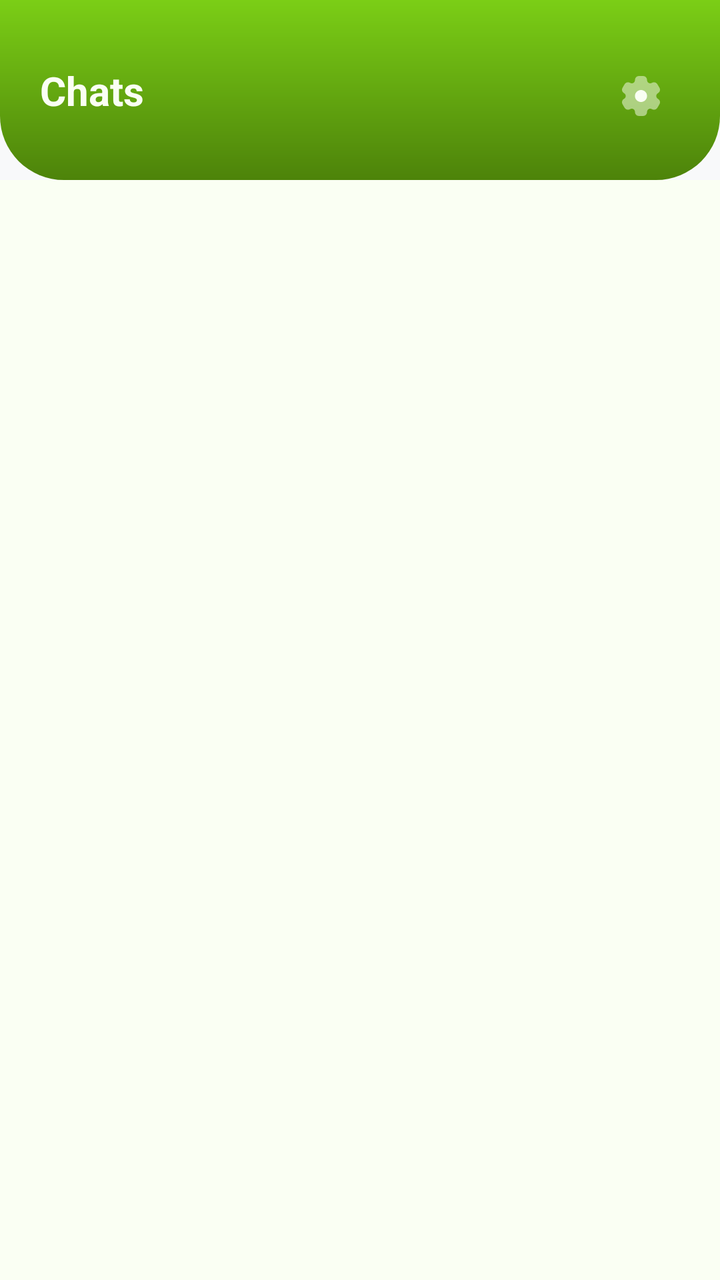
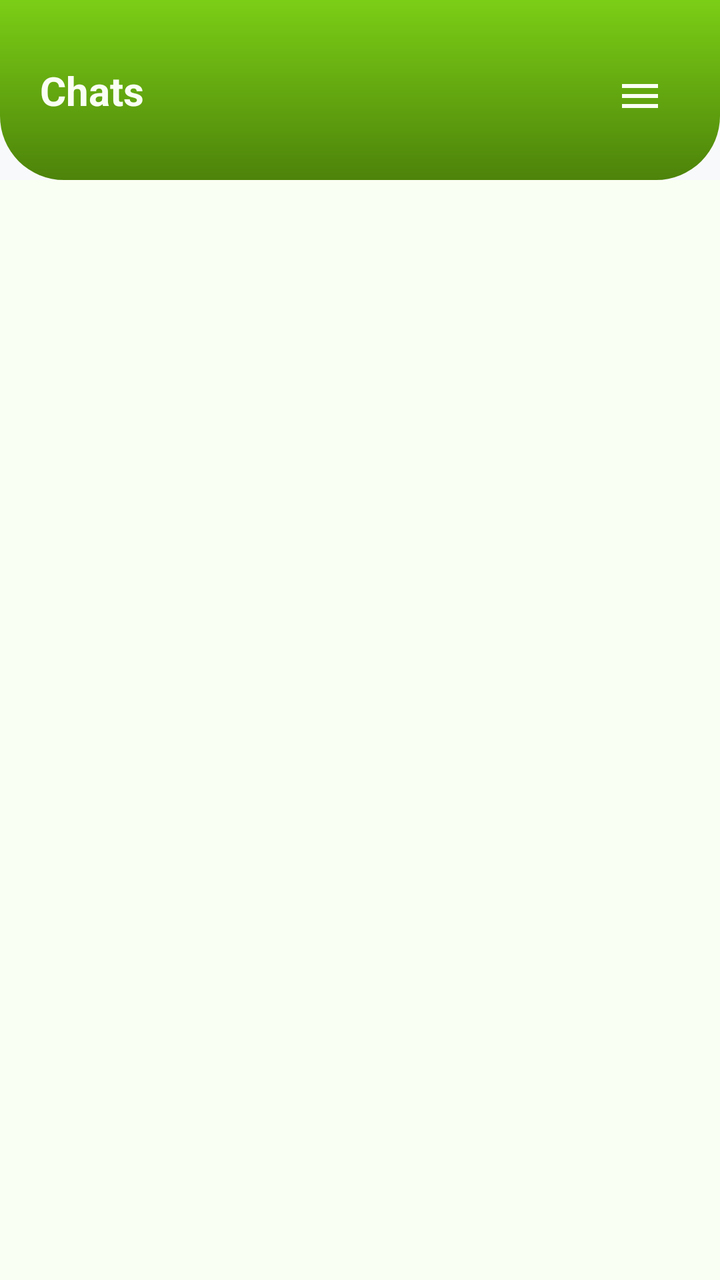

An Android layout rendered at two revisions. The XML below is the earlier revision; the diff shows what the commit changed to produce the second picture.
<!-- AndroidManifest.xml: application theme Theme.RozgarConnector -->
<!-- res/layout/fragment_messages.xml -->
<?xml version="1.0" encoding="utf-8"?>
<androidx.constraintlayout.widget.ConstraintLayout xmlns:android="http://schemas.android.com/apk/res/android"
    xmlns:app="http://schemas.android.com/apk/res-auto"
    xmlns:tools="http://schemas.android.com/tools"
    android:layout_width="match_parent"
    android:layout_height="match_parent"
    android:background="#F8F9FA">

    <View
        android:id="@+id/headerBg"
        android:layout_width="0dp"
        android:layout_height="90dp"
        android:background="@drawable/header_gradient_curved"
        app:layout_constraintEnd_toEndOf="parent"
        app:layout_constraintStart_toStartOf="parent"
        app:layout_constraintTop_toTopOf="parent" />

    <TextView
        android:id="@+id/tvTitle"
        android:layout_width="wrap_content"
        android:layout_height="wrap_content"
        android:layout_marginStart="20dp"
        android:text="Chats"
        android:textColor="@color/white"
        android:textSize="20sp"
        android:textStyle="bold"
        app:layout_constraintBottom_toBottomOf="@id/headerBg"
        app:layout_constraintStart_toStartOf="parent"
        app:layout_constraintTop_toTopOf="@id/headerBg" />

    <ImageView
        android:id="@+id/btnSettings"
        android:layout_width="32dp"
        android:layout_height="32dp"
        android:layout_marginTop="32dp"
        android:layout_marginEnd="24dp"
        android:padding="4dp"
        android:src="@drawable/ic_settings"
        app:layout_constraintEnd_toEndOf="parent"
        app:layout_constraintTop_toTopOf="parent"
        app:tint="@color/white" />
    <androidx.recyclerview.widget.RecyclerView
        android:id="@+id/messagesRecyclerView"
        android:layout_width="match_parent"
        android:layout_height="0dp"
        android:background="@color/white"
        android:clipToPadding="false"
        android:padding="8dp"
        app:layout_constraintBottom_toBottomOf="parent"
        app:layout_constraintTop_toBottomOf="@id/headerBg" />

    <TextView
        android:id="@+id/tvEmptyMessage"
        android:layout_width="wrap_content"
        android:layout_height="wrap_content"
        android:text="No messages yet."
        android:textSize="16sp"
        android:visibility="gone"
        app:layout_constraintBottom_toBottomOf="parent"
        app:layout_constraintEnd_toEndOf="parent"
        app:layout_constraintStart_toStartOf="parent"
        app:layout_constraintTop_toBottomOf="@id/headerBg"
        tools:visibility="visible" />

</androidx.constraintlayout.widget.ConstraintLayout>
<!-- resources referenced by this layout -->
<resources>
  <color name="white">#FAFFF3</color>
  <!-- drawable header_gradient_curved (drawable) -->
  <shape xmlns:android="http://schemas.android.com/apk/res/android">
      <gradient
          android:startColor="@color/primary_green"
          android:endColor="#4D830A"
          android:angle="270"/>
      <corners
          android:bottomLeftRadius="32dp"
          android:bottomRightRadius="32dp" />
  </shape>
  <!-- drawable ic_settings: vector/xml drawable (drawable, 2376 chars, omitted) -->
  <style name="Theme.RozgarConnector" parent="Base.Theme.RozgarConnector" />
  <color name="primary_green">#7BCE16</color>
  <style name="Base.Theme.RozgarConnector" parent="Theme.Material3.DayNight.NoActionBar">
          
          <item name="colorPrimary">@color/primary_green</item>
      </style>
</resources>

<!-- the commit's change to res/layout/fragment_messages.xml (unified diff, before → after) -->
@@ -20,7 +20,7 @@
         android:layout_width="wrap_content"
         android:layout_height="wrap_content"
         android:layout_marginStart="20dp"
-        android:text="Chats"
+        android:text="@string/chats_title"
         android:textColor="@color/white"
         android:textSize="20sp"
         android:textStyle="bold"
@@ -35,7 +35,7 @@
         android:layout_marginTop="32dp"
         android:layout_marginEnd="24dp"
         android:padding="4dp"
-        android:src="@drawable/ic_settings"
+        android:src="@drawable/ic_menu"
         app:layout_constraintEnd_toEndOf="parent"
         app:layout_constraintTop_toTopOf="parent"
         app:tint="@color/white" />
@@ -53,7 +53,7 @@
         android:id="@+id/tvEmptyMessage"
         android:layout_width="wrap_content"
         android:layout_height="wrap_content"
-        android:text="No messages yet."
+        android:text="@string/no_messages"
         android:textSize="16sp"
         android:visibility="gone"
         app:layout_constraintBottom_toBottomOf="parent"
<!-- resource entries referenced after the edit -->
@@ -11,7 +11,18 @@
           android:bottomLeftRadius="32dp"
           android:bottomRightRadius="32dp" />
   </shape>
-  <!-- drawable ic_settings: vector/xml drawable (drawable, 2376 chars, omitted) -->
+  <!-- drawable ic_menu (drawable) -->
+  <vector xmlns:android="http://schemas.android.com/apk/res/android"
+      android:width="24dp"
+      android:height="24dp"
+      android:viewportWidth="24"
+      android:viewportHeight="24">
+      <path
+          android:fillColor="#000000"
+          android:pathData="M3,18h18v-2H3v2zM3,13h18v-2H3v2zM3,6v2h18V6H3z" />
+  </vector>
+  <string name="chats_title">Chats</string>
+  <string name="no_messages">No messages yet.</string>
   <style name="Theme.RozgarConnector" parent="Base.Theme.RozgarConnector" />
   <color name="primary_green">#7BCE16</color>
   <style name="Base.Theme.RozgarConnector" parent="Theme.Material3.DayNight.NoActionBar">
